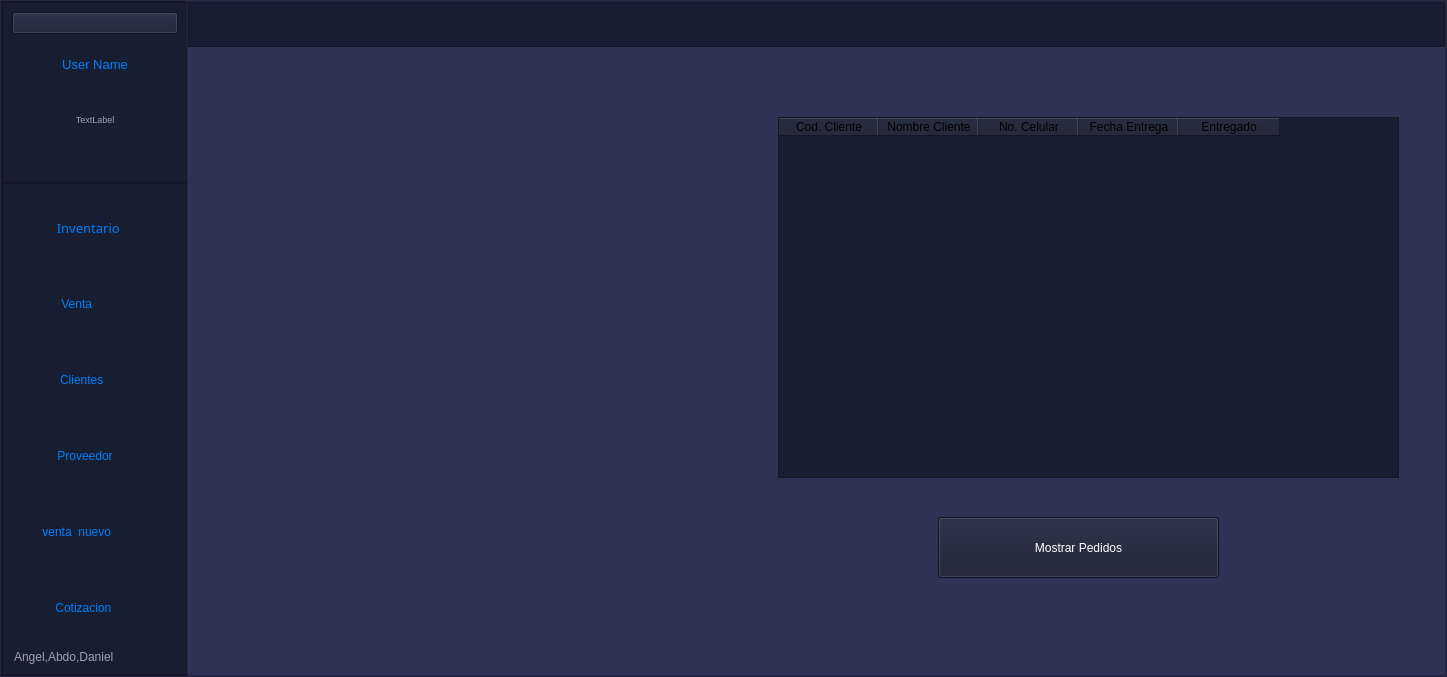
Before: the Qt Designer form View/nuevo_menu.ui in DanielSajvin/Proyecto_basedatos, drawn with Qt 5.
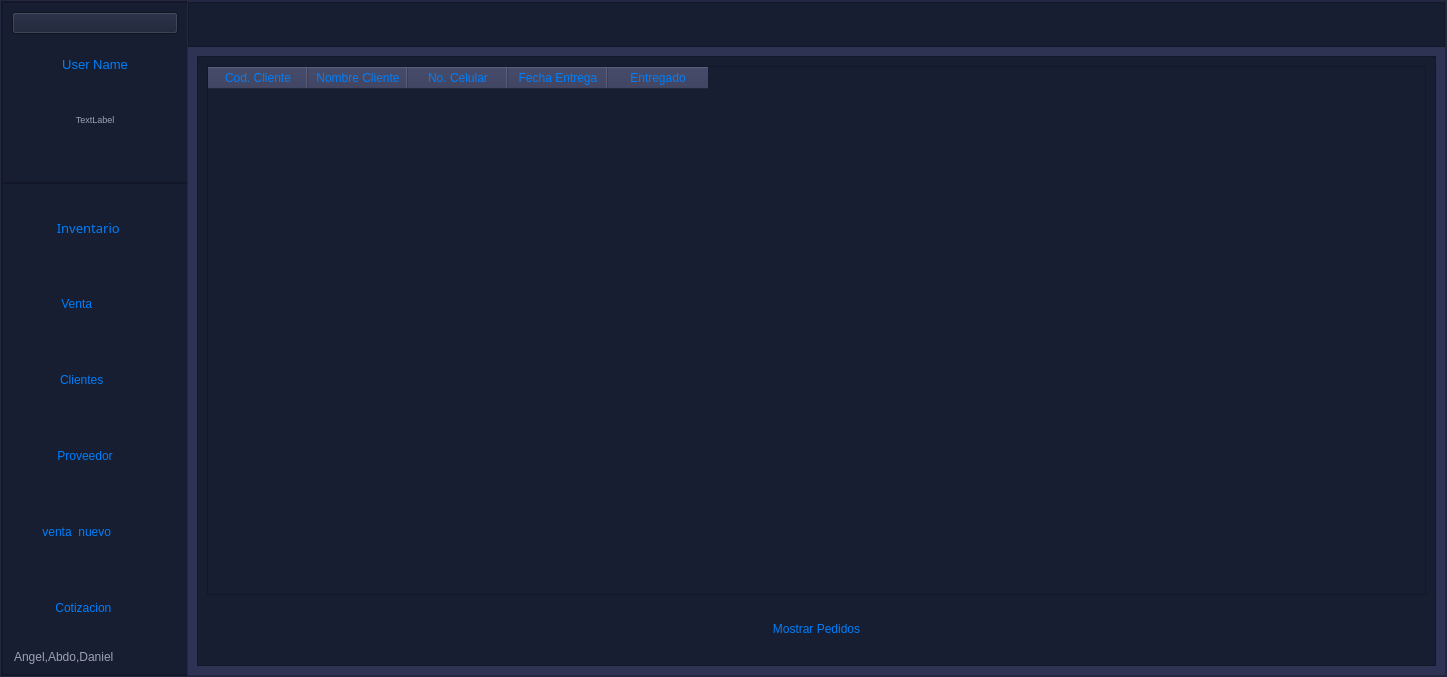
After: the same form once the commit is applied. Icons and pictures are not drawn.

What changed in the file:
```diff
--- a/View/nuevo_menu.ui
+++ b/View/nuevo_menu.ui
@@ -4288,14 +4288,88 @@
              </layout>
             </widget>
             <widget class="QWidget" name="page_cotizacion">
+             <layout class="QVBoxLayout" name="verticalLayout_24">
+              <item>
+               <widget class="QFrame" name="frame_35">
+                <property name="styleSheet">
+                 <string notr="true">QPushButton{
+border-top-left-radius:20p;
+color: rgb(0,126,249);
+font: 77 10pt &quot;Gadugi&quot;;
+
+border-radius: 5px;
+
+
+}
+
+QPushButton:hover{
+
+background-color: qlineargradient(spread:pad, x1:0, y1:0.505682, x2:1, y2:0.477, stop:0 rgba(11, 131, 120, 219), stop:1 rgba(85, 98, 112, 226));
+
+
+}
+QFrame{
+
+background-color: rgb(24, 30, 50);
+
+}
+QLabel{
+color: rgb(0,126,249);
+}
+QLineEdit{
+font: 77 10pt &quot;Gadugi&quot;;
+color: rgb(158, 161, 178);
+border-radius: 5px;
+}</string>
+                </property>
+                <property name="frameShape">
+                 <enum>QFrame::StyledPanel</enum>
+                </property>
+                <property name="frameShadow">
+                 <enum>QFrame::Raised</enum>
+                </property>
+                <layout class="QVBoxLayout" name="verticalLayout_28">
+                 <item>
              <widget class="QTableWidget" name="list_pedido">
-              <property name="geometry">
-               <rect>
-                <x>590</x>
-                <y>70</y>
-                <width>621</width>
-                <height>361</height>
-               </rect>
+                   <property name="styleSheet">
+                    <string notr="true">QHeaderView
+{
+Fondo: transparente; 
+background-color: rgb(24, 30, 50);
+border-top-left-radius:20p;
+color: rgb(0,126,249);
+font: 77 10pt &quot;Gadugi&quot;;
+}
+
+QHeaderView:hover
+{
+background-color: rgb(46, 51, 84);
+border-top-left-radius:20p;
+}
+QHeaderView:section
+{
+background-color: rgb(46, 51, 84);
+border-top-left-radius:20p;
+padding: 2px;
+font-size:11 pt;
+
+}
+QTableWidget{
+background-color: rgb(24, 30, 50);
+gridline-color: rgb(24, 30, 50);
+font-size: 11pt;
+border-top-left-radius:20p;
+color: rgb(0,126,249);
+font: 77 10pt &quot;Gadugi&quot;;
+}
+QTableWidgetQTableCornerButton::section{
+background-color: rgb(46, 51, 84);
+border: 1px solid rgb(0,126,249);
+}
+QTableView QTableCornerButton::section {
+background-color: rgb(46, 51, 84);
+border: 1px solid rgb(0, 126, 249);
+}</string>
               </property>
               <column>
                <property name="text">
@@ -4323,19 +4397,24 @@
                </property>
               </column>
              </widget>
+                 </item>
+                 <item>
              <widget class="QPushButton" name="btn_mospedido">
-              <property name="geometry">
-               <rect>
-                <x>750</x>
-                <y>470</y>
-                <width>281</width>
-                <height>61</height>
-               </rect>
+                   <property name="minimumSize">
+                    <size>
+                     <width>0</width>
+                     <height>55</height>
+                    </size>
               </property>
               <property name="text">
                <string>Mostrar Pedidos</string>
               </property>
              </widget>
+                 </item>
+                </layout>
+               </widget>
+              </item>
+             </layout>
             </widget>
             <widget class="QWidget" name="page_venta_nuevo">
              <layout class="QVBoxLayout" name="verticalLayout_8">
```
Left out of the diff: 24 changed lines with no effect on the pictures. Lines whose indentation alone changed are shown as unchanged.
